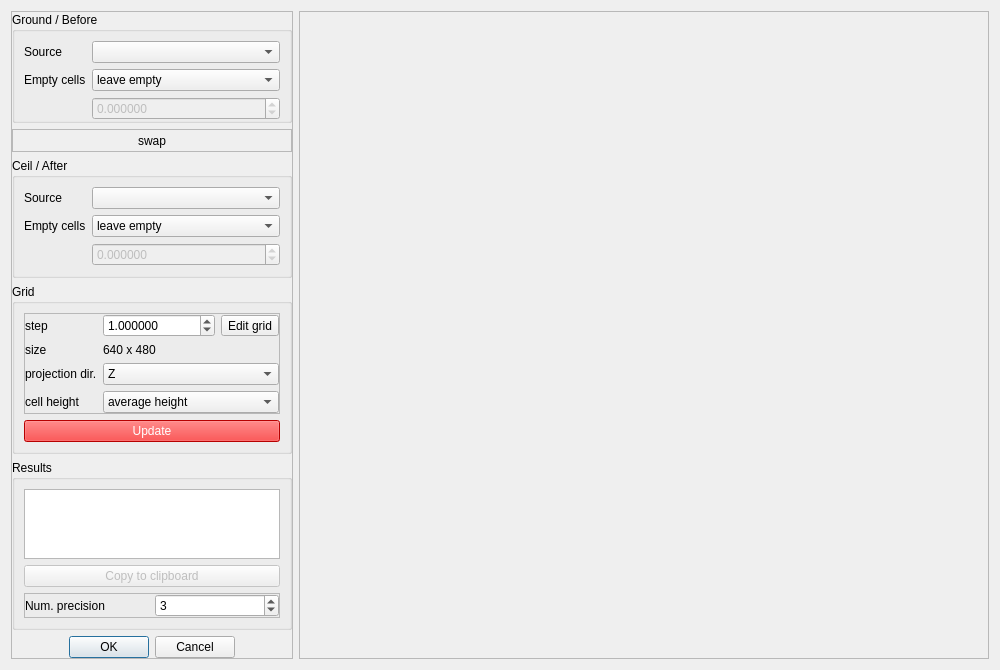
Old version of the form qCC/ui_templates/volumeCalcDlg.ui in the repository CloudCompare/CloudCompare.
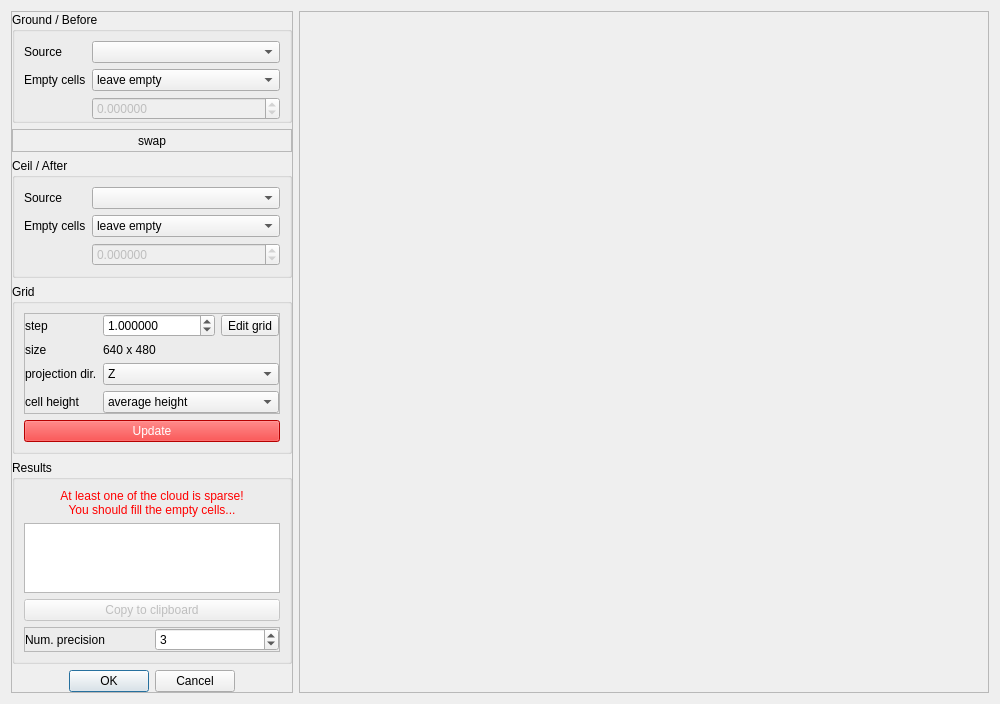
New version of the form. Icons and pictures are not drawn.

Commit message: Volume calculation: high sparsity warning added

What changed in the file:
```diff
--- a/qCC/ui_templates/volumeCalcDlg.ui
+++ b/qCC/ui_templates/volumeCalcDlg.ui
@@ -434,6 +434,20 @@
          <bool>true</bool>
         </property>
         <layout class="QVBoxLayout" name="verticalLayout">
+         <item>
+          <widget class="QLabel" name="spareseWarningLabel">
+           <property name="styleSheet">
+            <string notr="true">color:red;</string>
+           </property>
+           <property name="text">
+            <string>At least one of the cloud is sparse!
+You should fill the empty cells...</string>
+           </property>
+           <property name="alignment">
+            <set>Qt::AlignCenter</set>
+           </property>
+          </widget>
+         </item>
          <item>
           <widget class="QPlainTextEdit" name="reportPlainTextEdit">
            <property name="readOnly">
```
The commit also changes 2 other files.
